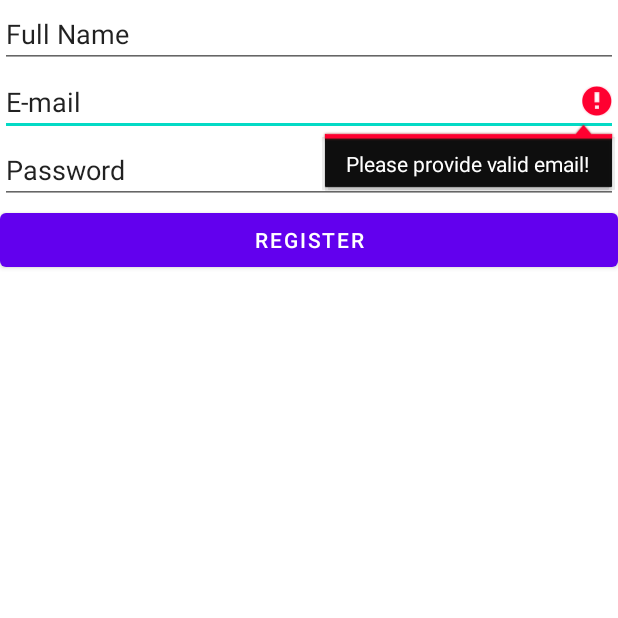
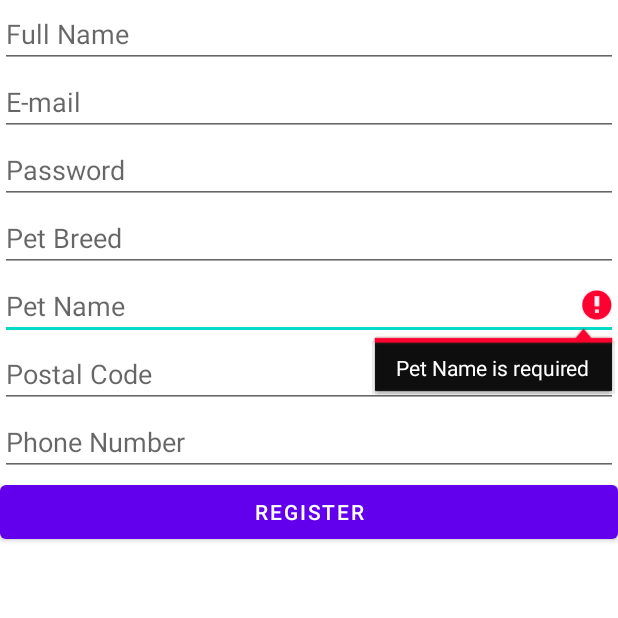
Before and after one commit to VictorwCho/Walks-For-Walks, an Android app: the RegisterUser screen opened directly, with no data from a screen before it, after a tap on "REGISTER", on a phone screen of 412 x 824 dp, the top half of it. Run offline under Robolectric (Android 15) with nearby library versions, the phone set to English and light mode, and no system bars; our stand-ins replace Firebase (no records; nobody signed in at launch, a user with empty details on screens opened directly).

Commit message:
additional userInfo

```diff
--- a/app/src/main/java/com/bcit/walksforwalks/RegisterUser.java
+++ b/app/src/main/java/com/bcit/walksforwalks/RegisterUser.java
@@ -5,6 +5,7 @@ import androidx.appcompat.app.AppCompatActivity;
 
 import android.content.Intent;
 import android.os.Bundle;
+import android.util.Log;
 import android.util.Patterns;
 import android.view.View;
 import android.widget.Button;
@@ -16,7 +17,11 @@ import com.google.android.gms.tasks.OnCompleteListener;
 import com.google.android.gms.tasks.Task;
 import com.google.firebase.auth.AuthResult;
 import com.google.firebase.auth.FirebaseAuth;
+import com.google.firebase.auth.UserInfo;
 import com.google.firebase.database.FirebaseDatabase;
+
+import java.util.HashMap;
+import java.util.Map;
 
 public class RegisterUser extends AppCompatActivity implements View.OnClickListener {
 
@@ -28,7 +33,11 @@ public class RegisterUser extends AppCompatActivity implements View.OnClickListe
     private EditText editFullName;
     private EditText editEmail;
     private EditText editPassword;
-    private EditText postalCode;
+    private EditText editPetBreed;
+    private EditText editPetName;
+    private EditText editPostalCode;
+    private EditText editPhoneNumber;
+
 
     private ProgressBar progressBar;
 
@@ -42,6 +51,12 @@ public class RegisterUser extends AppCompatActivity implements View.OnClickListe
         editFullName = findViewById(R.id.editText_register_name);
         editEmail = findViewById(R.id.editText_register_email);
         editPassword = findViewById(R.id.editText_register_password);
+        editPetBreed = findViewById(R.id.editText_register_pet_breed);
+        editPetName = findViewById(R.id.editText_register_pet_name);
+        editPostalCode = findViewById(R.id.editText_postal_code);
+        editPhoneNumber = findViewById(R.id.editText_phone_number);
+
+
         Button registerUser = findViewById(R.id.button_register_user);
         progressBar = findViewById(R.id.progressBar_register_user);
 
@@ -59,6 +74,26 @@ public class RegisterUser extends AppCompatActivity implements View.OnClickListe
         String email = editEmail.getText().toString().trim();
         String fullName = editFullName.getText().toString().trim();
         String password = editPassword.getText().toString().trim();
+
+        EditText[] attributes = {editFullName,editEmail,editPassword, editPetBreed, editPetName, editPostalCode, editPhoneNumber};
+        String[] attributeString = {"Full Name", "Email", "Password", "Pet Breed", "Pet Name", "Postal Code", "Phone Number"};
+        HashMap<String, EditText> userInfo = new HashMap<String, EditText>();
+        for (int i =0 ; i<attributes.length; i++){
+            userInfo.put(attributeString[i], attributes[i]);
+        }
+
+        for (Map.Entry<String, EditText> attribute : userInfo.entrySet()){
+           String attributeName = attribute.getKey();
+           EditText editText = attribute.getValue();
+
+           if(editText.getText().toString().trim().isEmpty()){
+               editText.setError(attributeName + " is required");
+               editText.requestFocus();
+               return;
+           }
+        }
+
+
 
         if (fullName.isEmpty()) {
             editFullName.setError("Full name is required!");
@@ -85,7 +120,7 @@ public class RegisterUser extends AppCompatActivity implements View.OnClickListe
         }
 
         if (password.length() < 6) {
-            editPassword.setError("In password length needs to be greather than 6.");
+            editPassword.setError("In password length needs to be greater than 6.");
             editPassword.requestFocus();
             return;
         }
--- a/app/src/main/res/layout/activity_register_user.xml
+++ b/app/src/main/res/layout/activity_register_user.xml
@@ -13,7 +13,7 @@
         android:layout_height="wrap_content"
         android:ems="10"
         android:inputType="textPersonName"
-        android:text="@string/register_user_name"
+        android:hint="@string/register_user_name"
         tools:layout_editor_absoluteX="60dp"
         tools:layout_editor_absoluteY="39dp" />
 
@@ -22,16 +22,53 @@
         android:layout_width="match_parent"
         android:layout_height="wrap_content"
         android:ems="10"
-        android:inputType="textPersonName"
-        android:text="@string/register_user_email" />
+        android:inputType="textEmailAddress"
+        android:hint="@string/register_user_email" />
 
     <EditText
         android:id="@+id/editText_register_password"
         android:layout_width="match_parent"
         android:layout_height="wrap_content"
         android:ems="10"
-        android:inputType="textPersonName"
-        android:text="@string/register_user_password" />
+        android:inputType="textPassword"
+        android:hint="@string/register_user_password" />
+
+    <EditText
+        android:id="@+id/editText_register_pet_breed"
+        android:layout_width="match_parent"
+        android:layout_height="wrap_content"
+        android:ems="10"
+        android:inputType="text"
+        android:hint="@string/register_pet_breed" />
+
+    <EditText
+        android:id="@+id/editText_register_pet_name"
+        android:layout_width="match_parent"
+        android:layout_height="wrap_content"
+        android:ems="10"
+        android:inputType="text"
+        android:hint="@string/register_pet_name" />
+
+
+    <EditText
+        android:id="@+id/editText_postal_code"
+        android:layout_width="match_parent"
+        android:layout_height="wrap_content"
+        android:ems="10"
+        android:inputType="textPostalAddress"
+        android:hint="@string/register_postal_code" />
+
+
+    <EditText
+        android:id="@+id/editText_phone_number"
+        android:layout_width="match_parent"
+        android:layout_height="wrap_content"
+        android:ems="10"
+        android:inputType="phone"
+        android:hint="@string/register_phone_number" />
+
+
+
 
     <Button
         android:id="@+id/button_register_user"
--- a/app/src/main/res/values/strings.xml
+++ b/app/src/main/res/values/strings.xml
@@ -3,10 +3,18 @@
     <string name="test_1">Daniel is testing this </string>
     <string name="test_2">Ralph is testing this </string>
     <string name="main_logIn_button">Log-In</string>
+
+    /** Everything in Activity Register User is below **/
     <string name="register_user_button">Register</string>
     <string name="register_user_name">Full Name</string>
     <string name="register_user_email">E-mail</string>
     <string name="register_user_password">Password</string>
+    <string name="register_pet_breed">Pet Breed</string>
+    <string name="register_pet_name">Pet Name</string>
+    <string name="register_postal_code">Postal Code</string>
+    <string name="register_phone_number">Phone Number</string>
+    /*** Everything in Activity Register User is above ***/
+
     <string name="main_email">E-mail</string>
     <string name="main_password">Password</string>
     <string name="main_logIn">Log-In</string>
```
